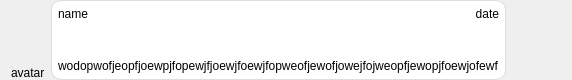
First picture: the form in messagewidget.ui, repository Augmeneco/AugBK-Messenger, before the edit.
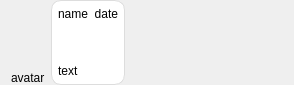
Second picture: the form after the edit.

The edit to the form file:
```diff
--- a/messagewidget.ui
+++ b/messagewidget.ui
@@ -6,8 +6,8 @@
    <rect>
     <x>0</x>
     <y>0</y>
-    <width>572</width>
-    <height>80</height>
+    <width>294</width>
+    <height>85</height>
    </rect>
   </property>
   <property name="windowTitle">
@@ -156,7 +156,7 @@
            <string notr="true"/>
           </property>
           <property name="text">
-           <string>wodopwofjeopfjoewpjfopewjfjoewjfoewjfopweofjewofjowejfojweopfjewopjfoewjofewf</string>
+           <string>text</string>
           </property>
           <property name="scaledContents">
            <bool>false</bool>
```
